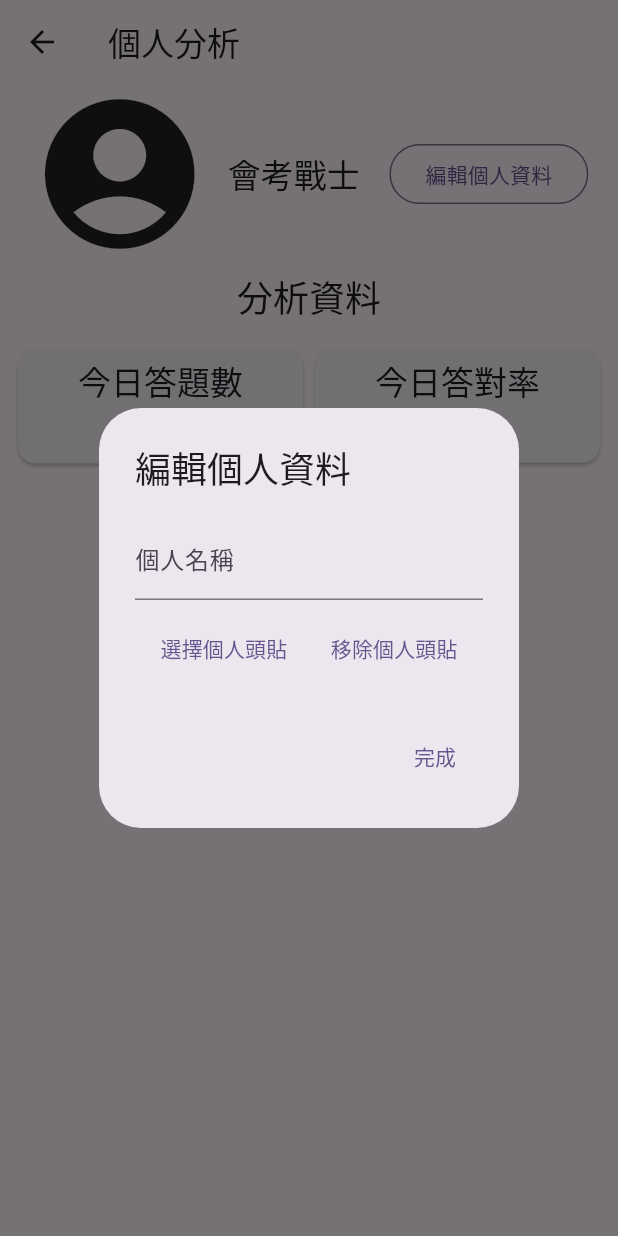
After one commit to SiongSng/cap-countdown, a Flutter app: the PersonalPage screen opened by its route, after a tap on "編輯個人資料", on a phone screen of 412 x 824 dp. The commit adds this screen. Run offline on Flutter 3.47's test engine with Material 2 defaults, Android fonts, the phone set to English and light mode, and no system bars; our stand-ins replace audioplayers, file_picker, flutter_colorpicker, flutter_markdown, flutter_spinkit, line_icons and 3 more; missing offline and left inert: dart:html, latext.

Commit message:
feat: personal page (WIP)

```diff
--- a/lib/main.dart
+++ b/lib/main.dart
@@ -8,6 +8,7 @@ import 'src/exam/exam_loader.dart';
 import 'src/pages/exam/simulation_exam_form.dart';
 import 'src/pages/favorite_questions_page.dart';
 import 'src/pages/main_page.dart';
+import 'src/pages/personal_page.dart';
 import 'src/pages/settings_page.dart';
 import 'src/storage/local_storage.dart';
 import 'src/storage/storage.dart';
@@ -43,22 +44,33 @@ class App extends StatelessWidget {
           switch (settings.name) {
             case '/settings':
               return MaterialPageRoute(
+                settings: settings,
                 builder: (context) => const SettingsPage(),
               );
             case '/exam/simulation':
               return MaterialPageRoute(
+                settings: settings,
                 builder: (context) => const SimulationExamForm(),
               );
             case '/favorite_questions':
               return MaterialPageRoute(
+                settings: settings,
                 builder: (context) => const FavoriteQuestionsPage(),
               );
             case '/about':
               return MaterialPageRoute(
+                settings: settings,
                 builder: (context) => const AboutPage(),
+              );
+            case '/personal':
+              return MaterialPageRoute(
+                settings: settings,
+                builder: (context) => const PersonalPage(),
               );
             default:
               return MaterialPageRoute(
+                settings:
+                    RouteSettings(name: '/', arguments: settings.arguments),
                 builder: (context) => const MainPage(),
               );
           }
--- /dev/null
+++ b/lib/src/pages/personal_page.dart
@@ -0,0 +1,155 @@
+import 'package:cap_countdown/main.dart';
+import 'package:file_picker/file_picker.dart';
+import 'package:flutter/material.dart';
+
+class PersonalPage extends StatefulWidget {
+  const PersonalPage({Key? key}) : super(key: key);
+
+  @override
+  State<PersonalPage> createState() => _PersonalPageState();
+}
+
+class _PersonalPageState extends State<PersonalPage> {
+  @override
+  Widget build(BuildContext context) {
+    final personalName = localStorage.personalName ?? '會考戰士';
+
+    return Scaffold(
+      appBar: AppBar(
+        title: const Text('個人分析'),
+      ),
+      body: ListView(
+        children: [
+          Row(
+            mainAxisAlignment: MainAxisAlignment.spaceEvenly,
+            children: [
+              Row(children: [
+                _buildAvatar(),
+                const SizedBox(width: 12),
+                Text(personalName,
+                    textAlign: TextAlign.center,
+                    overflow: TextOverflow.ellipsis,
+                    style: Theme.of(context).textTheme.titleLarge),
+              ]),
+              OutlinedButton(
+                  onPressed: () {
+                    showDialog(
+                        context: context,
+                        builder: (context) => _buildEditDialog());
+                  },
+                  child: const Text('編輯個人資料')),
+            ],
+          ),
+          const SizedBox(height: 6),
+          Text('分析資料',
+              style: Theme.of(context).textTheme.headlineSmall,
+              textAlign: TextAlign.center),
+          const SizedBox(height: 6),
+          Padding(
+            padding: const EdgeInsets.all(8.0),
+            child: Row(
+              mainAxisAlignment: MainAxisAlignment.spaceEvenly,
+              children: [
+                Expanded(
+                  child: _buildDataCard('今日答題數', '12 題'),
+                ),
+                Expanded(
+                  child: _buildDataCard('今日答對率', '99%'),
+                ),
+              ],
+            ),
+          )
+        ],
+      ),
+    );
+  }
+
+  Card _buildDataCard(String title, String value) {
+    return Card(
+        child: Padding(
+      padding: const EdgeInsets.all(8.0),
+      child: Column(
+        children: [
+          Text(title, style: Theme.of(context).textTheme.titleLarge),
+          const SizedBox(height: 8),
+          Text(value, style: Theme.of(context).textTheme.bodyLarge)
+        ],
+      ),
+    ));
+  }
+
+  AlertDialog _buildEditDialog() {
+    return AlertDialog(
+      title: const Text('編輯個人資料'),
+      content: Column(
+        mainAxisSize: MainAxisSize.min,
+        children: [
+          TextField(
+            controller: TextEditingController(text: localStorage.personalName),
+            decoration:
+                const InputDecoration(labelText: '個人名稱', hintText: '請輸入您想要的名稱'),
+            onChanged: (value) {
+              if (value.isEmpty) {
+                localStorage.personalName = null;
+                return;
+              }
+
+              localStorage.personalName = value;
+              setState(() {});
+            },
+          ),
+          const SizedBox(height: 8),
+          Row(
+            mainAxisAlignment: MainAxisAlignment.spaceEvenly,
+            children: [
+              TextButton(
+                  onPressed: () async {
+                    final result = await FilePicker.platform
+                        .pickFiles(type: FileType.image);
+                    if (result == null) {
+                      return;
+                    }
+
+                    final file = result.files.single;
+                    if (file.size > 1024 * 1024 && context.mounted) {
+                      ScaffoldMessenger.of(context).showSnackBar(
+                          const SnackBar(content: Text('個人頭貼的檔案大小不可超過 1MB')));
+                      return;
+                    }
+
+                    localStorage.personalAvatar = file.bytes;
+                    setState(() {});
+                  },
+                  child: const Text('選擇個人頭貼')),
+              TextButton(
+                  onPressed: () {
+                    localStorage.personalAvatar = null;
+                    setState(() {});
+                  },
+                  child: const Text('移除個人頭貼'))
+            ],
+          )
+        ],
+      ),
+      actions: [
+        TextButton(
+            onPressed: () {
+              Navigator.of(context).pop();
+              setState(() {});
+            },
+            child: const Text('完成')),
+      ],
+    );
+  }
+
+  Widget _buildAvatar() {
+    final avatarBytes = localStorage.personalAvatar;
+    if (avatarBytes == null) {
+      return const Icon(Icons.account_circle_rounded, size: 120);
+    }
+
+    return ClipRRect(
+        borderRadius: BorderRadius.circular(60),
+        child: Image.memory(avatarBytes, width: 120, height: 120));
+  }
+}
--- a/lib/src/storage/local_storage.dart
+++ b/lib/src/storage/local_storage.dart
@@ -1,3 +1,4 @@
+import 'dart:typed_data';
 import 'dart:ui';
 
 import 'package:cap_countdown/src/exam/question_note.dart';
@@ -51,4 +52,18 @@ class LocalStorage {
 
   set answeredQuestions(List<String> value) =>
       StorageHelper.set<List<String>>('answered_questions', value);
+
+  Uint8List? get personalAvatar {
+    final bytes = StorageHelper.get<List?>('personal_avatar')?.cast<int>();
+
+    return bytes == null ? null : Uint8List.fromList(bytes);
+  }
+
+  set personalAvatar(Uint8List? value) =>
+      StorageHelper.set<List<int>?>('personal_avatar', value?.toList());
+
+  String? get personalName => StorageHelper.get<String?>('personal_name');
+
+  set personalName(String? value) =>
+      StorageHelper.set<String?>('personal_name', value);
 }
--- a/pubspec.yaml
+++ b/pubspec.yaml
@@ -49,6 +49,7 @@ dependencies:
   audioplayers: ^3.0.1
   visibility_detector: ^0.4.0+2
   crypto: ^3.0.2
+  file_picker: ^5.2.11
 
 dev_dependencies:
   flutter_test:
```
Also changed, not shown: lib/src/pages/main_page.dart (+7 -1 lines), lib/src/storage/storage_helper_web.dart (+15 -8 lines), pubspec.lock.
